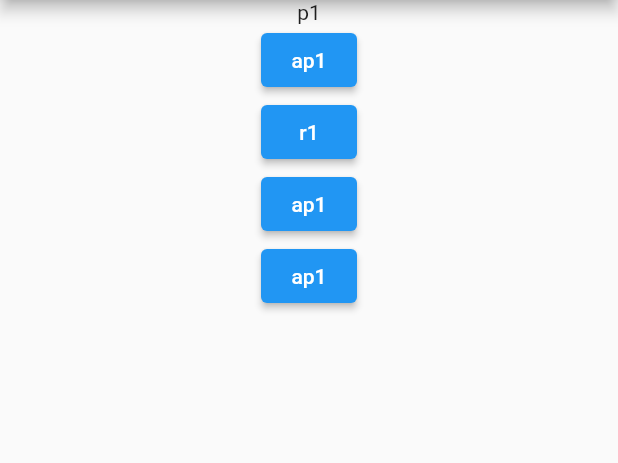
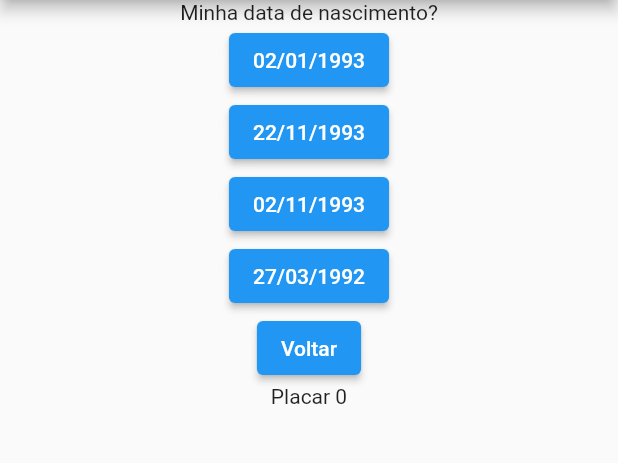
Before and after one commit to alefbispo/Quiz, a Flutter app: the screen it shows after launch, on a phone screen of 412 x 824 dp, the part 84-547 px from its top. Run offline on Flutter 3.47's test engine with Material 2 defaults, Android fonts, the phone set to English and light mode, and no system bars.

Commit message:
quiz com placar

```diff
--- a/lib/model/perguntas.dart
+++ b/lib/model/perguntas.dart
@@ -1,9 +1,18 @@
 final perguntas = [
-  'p1',
-  'p2',
-  'p3',
-  'p4',
-  'p5',
-  'p6',
-  'p7',
+  '02/01/1993',
+  '22/11/1993',
+  '02/11/1993',
+  '27/03/1992',
+  'Raylla',
+  'Laylla',
+  'Naylla',
+  'Nala',
+  'Escorpião',
+  'Scar',
+  'Boneco c/ Dragçao',
+  'Batman',
+  'Lasanha',
+  'Feijoada',
+  'Pizza',
+  'Frango c/ pure'
 ];
--- a/lib/model/respostas.dart
+++ b/lib/model/respostas.dart
@@ -1,6 +1,6 @@
 final respostas = [
-  'r1',
-  'r2',
-  'r3',
-  'r4',
+  'Minha data de nascimento?',
+  'Nome da minha cachorra',
+  'Qual minha primeira tatuagem?',
+  'Comida preferida'
 ];
--- a/lib/view/main.dart
+++ b/lib/view/main.dart
@@ -13,7 +13,52 @@ class MyApp extends StatefulWidget {
 }
 
 class _MyApp extends State<MyApp> {
+  List<int> pergunta = [0, 1, 2, 3];
 
+  int perguntaEscolhida = 0;
+  int placar = 0;
+  String mostrarPlacar = 'Placar: ';
+  String fechar = 'Finalizar: ';
+
+  void _perguntasErespostas() {
+    setState(
+      () {
+        if (perguntaEscolhida < pergunta.length - 1) {
+          perguntaEscolhida++;
+          condicional();
+        }
+      },
+    );
+  }
+
+  condicional() {
+    switch (perguntaEscolhida) {
+      case 0:
+        pergunta = [0, 1, 2, 3];
+
+        break;
+      case 1:
+        pergunta = [4, 5, 6, 7];
+        break;
+      case 2:
+        pergunta = [8, 9, 10, 11];
+        break;
+      case 3:
+        pergunta = [12, 13, 14, 15];
+        break;
+    }
+  }
+
+  void _voltar() {
+    setState(() {
+      if (perguntaEscolhida <= pergunta.length) {
+        if (perguntaEscolhida > 0) {
+          perguntaEscolhida--;
+          condicional();
+        }
+      }
+    });
+  }
 
   @override
   Widget build(BuildContext context) {
@@ -28,23 +73,50 @@ class _MyApp extends State<MyApp> {
           child: Column(
             crossAxisAlignment: CrossAxisAlignment.center,
             children: [
-              Text(perguntas[0]),
+              Text(respostas[perguntaEscolhida]),
               ElevatedButton(
-                onPressed: () {},
-                child: Text('ap1'),
+                onPressed: () {
+                  if (respostas[2] == respostas[perguntaEscolhida]) {
+                    ++placar;
+                  }
+                  _perguntasErespostas();
+                },
+                child: Text(perguntas[pergunta[0]]),
               ),
               ElevatedButton(
-                onPressed: () {},
-                child: Text(respostas[0]),
+                onPressed: () {
+                  _perguntasErespostas();
+                },
+                child: Text(perguntas[pergunta[1]]),
               ),
               ElevatedButton(
-                onPressed: () {},
-                child: Text('ap1'),
+                onPressed: () {
+                  if (respostas[0] == respostas[perguntaEscolhida]) {
+                    ++placar;
+                  }
+                  if (respostas[1] == respostas[perguntaEscolhida]) {
+                    ++placar;
+                  }
+                  _perguntasErespostas();
+                },
+                child: Text(perguntas[pergunta[2]]),
               ),
               ElevatedButton(
-                onPressed: () {},
-                child: Text('ap1'),
+                onPressed: () {
+                  if (respostas[3] == respostas[perguntaEscolhida]) {
+                    ++placar;
+                  }
+                  _perguntasErespostas();
+                },
+                child: Text(perguntas[pergunta[3]]),
               ),
+              ElevatedButton(
+                onPressed: () {
+                  _voltar();
+                },
+                child: Text('Voltar'),
+              ),
+              Text('Placar ${placar}')
             ],
           ),
         ),
```
Also changed, not shown: lib/controller/escolhas.dart (deleted).
